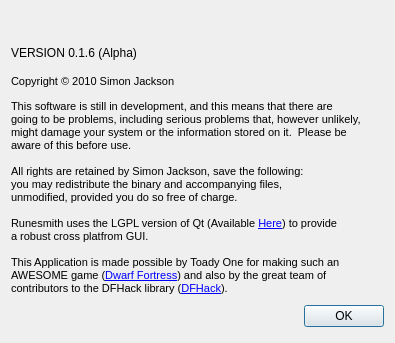
Before: the Qt Designer form Runesmith/about.ui in DFHack/Runesmith, drawn with Qt 5.
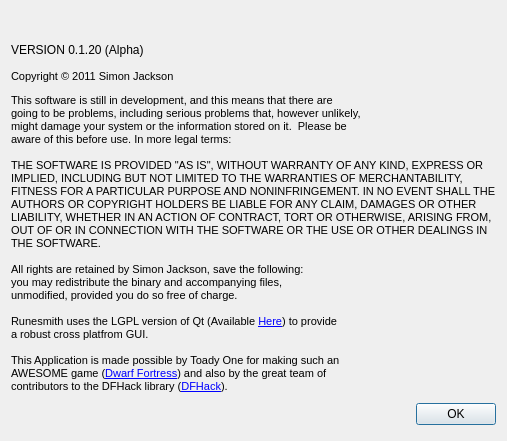
After: the same form once the commit is applied. Icons and pictures are not drawn.

```diff
--- a/Runesmith/about.ui
+++ b/Runesmith/about.ui
@@ -6,8 +6,8 @@
    <rect>
     <x>0</x>
     <y>0</y>
-    <width>395</width>
-    <height>343</height>
+    <width>465</width>
+    <height>441</height>
    </rect>
   </property>
   <property name="windowTitle">
@@ -31,7 +31,7 @@
    <item>
     <widget class="QLabel" name="label_2">
      <property name="text">
-      <string>VERSION 0.1.6 (Alpha)</string>
+      <string>VERSION 0.1.20 (Alpha)</string>
      </property>
     </widget>
    </item>
@@ -42,7 +42,7 @@
 &lt;html&gt;&lt;head&gt;&lt;meta name=&quot;qrichtext&quot; content=&quot;1&quot; /&gt;&lt;style type=&quot;text/css&quot;&gt;
 p, li { white-space: pre-wrap; }
 &lt;/style&gt;&lt;/head&gt;&lt;body style=&quot; font-family:'MS Shell Dlg 2'; font-size:8.25pt; font-weight:400; font-style:normal;&quot;&gt;
-&lt;p style=&quot; margin-top:0px; margin-bottom:0px; margin-left:0px; margin-right:0px; -qt-block-indent:0; text-indent:0px;&quot;&gt;&lt;span style=&quot; font-size:8pt;&quot;&gt;Copyright &amp;copy; 2010 Simon Jackson&lt;/span&gt;&lt;/p&gt;&lt;/body&gt;&lt;/html&gt;</string>
+&lt;p style=&quot; margin-top:0px; margin-bottom:0px; margin-left:0px; margin-right:0px; -qt-block-indent:0; text-indent:0px;&quot;&gt;&lt;span style=&quot; font-size:8pt;&quot;&gt;Copyright © 2011 Simon Jackson&lt;/span&gt;&lt;/p&gt;&lt;/body&gt;&lt;/html&gt;</string>
      </property>
     </widget>
    </item>
@@ -56,7 +56,15 @@
 &lt;p style=&quot; margin-top:0px; margin-bottom:0px; margin-left:0px; margin-right:0px; -qt-block-indent:0; text-indent:0px;&quot;&gt;&lt;span style=&quot; font-size:8pt;&quot;&gt;This software is still in development, and this means that there are&lt;/span&gt;&lt;/p&gt;
 &lt;p style=&quot; margin-top:0px; margin-bottom:0px; margin-left:0px; margin-right:0px; -qt-block-indent:0; text-indent:0px;&quot;&gt;&lt;span style=&quot; font-size:8pt;&quot;&gt;going to be problems, including serious problems that, however unlikely,&lt;/span&gt;&lt;/p&gt;
 &lt;p style=&quot; margin-top:0px; margin-bottom:0px; margin-left:0px; margin-right:0px; -qt-block-indent:0; text-indent:0px;&quot;&gt;&lt;span style=&quot; font-size:8pt;&quot;&gt;might damage your system or the information stored on it.  Please be&lt;/span&gt;&lt;/p&gt;
-&lt;p style=&quot; margin-top:0px; margin-bottom:0px; margin-left:0px; margin-right:0px; -qt-block-indent:0; text-indent:0px;&quot;&gt;&lt;span style=&quot; font-size:8pt;&quot;&gt;aware of this before use.&lt;/span&gt;&lt;/p&gt;
+&lt;p style=&quot; margin-top:0px; margin-bottom:0px; margin-left:0px; margin-right:0px; -qt-block-indent:0; text-indent:0px;&quot;&gt;&lt;span style=&quot; font-size:8pt;&quot;&gt;aware of this before use. In more legal terms:&lt;/span&gt;&lt;/p&gt;
+&lt;p style=&quot;-qt-paragraph-type:empty; margin-top:0px; margin-bottom:0px; margin-left:0px; margin-right:0px; -qt-block-indent:0; text-indent:0px; font-size:8pt;&quot;&gt;&lt;/p&gt;
+&lt;p style=&quot; margin-top:0px; margin-bottom:0px; margin-left:0px; margin-right:0px; -qt-block-indent:0; text-indent:0px;&quot;&gt;&lt;span style=&quot; font-size:8pt;&quot;&gt;THE SOFTWARE IS PROVIDED &amp;quot;AS IS&amp;quot;, WITHOUT WARRANTY OF ANY KIND, EXPRESS OR&lt;/span&gt;&lt;/p&gt;
+&lt;p style=&quot; margin-top:0px; margin-bottom:0px; margin-left:0px; margin-right:0px; -qt-block-indent:0; text-indent:0px;&quot;&gt;&lt;span style=&quot; font-size:8pt;&quot;&gt;IMPLIED, INCLUDING BUT NOT LIMITED TO THE WARRANTIES OF MERCHANTABILITY,&lt;/span&gt;&lt;/p&gt;
+&lt;p style=&quot; margin-top:0px; margin-bottom:0px; margin-left:0px; margin-right:0px; -qt-block-indent:0; text-indent:0px;&quot;&gt;&lt;span style=&quot; font-size:8pt;&quot;&gt;FITNESS FOR A PARTICULAR PURPOSE AND NONINFRINGEMENT. IN NO EVENT SHALL THE&lt;/span&gt;&lt;/p&gt;
+&lt;p style=&quot; margin-top:0px; margin-bottom:0px; margin-left:0px; margin-right:0px; -qt-block-indent:0; text-indent:0px;&quot;&gt;&lt;span style=&quot; font-size:8pt;&quot;&gt;AUTHORS OR COPYRIGHT HOLDERS BE LIABLE FOR ANY CLAIM, DAMAGES OR OTHER&lt;/span&gt;&lt;/p&gt;
+&lt;p style=&quot; margin-top:0px; margin-bottom:0px; margin-left:0px; margin-right:0px; -qt-block-indent:0; text-indent:0px;&quot;&gt;&lt;span style=&quot; font-size:8pt;&quot;&gt;LIABILITY, WHETHER IN AN ACTION OF CONTRACT, TORT OR OTHERWISE, ARISING FROM,&lt;/span&gt;&lt;/p&gt;
+&lt;p style=&quot; margin-top:0px; margin-bottom:0px; margin-left:0px; margin-right:0px; -qt-block-indent:0; text-indent:0px;&quot;&gt;&lt;span style=&quot; font-size:8pt;&quot;&gt;OUT OF OR IN CONNECTION WITH THE SOFTWARE OR THE USE OR OTHER DEALINGS IN&lt;/span&gt;&lt;/p&gt;
+&lt;p style=&quot; margin-top:0px; margin-bottom:0px; margin-left:0px; margin-right:0px; -qt-block-indent:0; text-indent:0px;&quot;&gt;&lt;span style=&quot; font-size:8pt;&quot;&gt;THE SOFTWARE.&lt;/span&gt;&lt;/p&gt;
 &lt;p style=&quot;-qt-paragraph-type:empty; margin-top:0px; margin-bottom:0px; margin-left:0px; margin-right:0px; -qt-block-indent:0; text-indent:0px; font-size:8pt;&quot;&gt;&lt;/p&gt;
 &lt;p style=&quot; margin-top:0px; margin-bottom:0px; margin-left:0px; margin-right:0px; -qt-block-indent:0; text-indent:0px;&quot;&gt;&lt;span style=&quot; font-size:8pt;&quot;&gt;All rights are retained by Simon Jackson, save the following:  &lt;/span&gt;&lt;/p&gt;
 &lt;p style=&quot; margin-top:0px; margin-bottom:0px; margin-left:0px; margin-right:0px; -qt-block-indent:0; text-indent:0px;&quot;&gt;&lt;span style=&quot; font-size:8pt;&quot;&gt;you may redistribute the binary and accompanying files, &lt;/span&gt;&lt;/p&gt;
```
